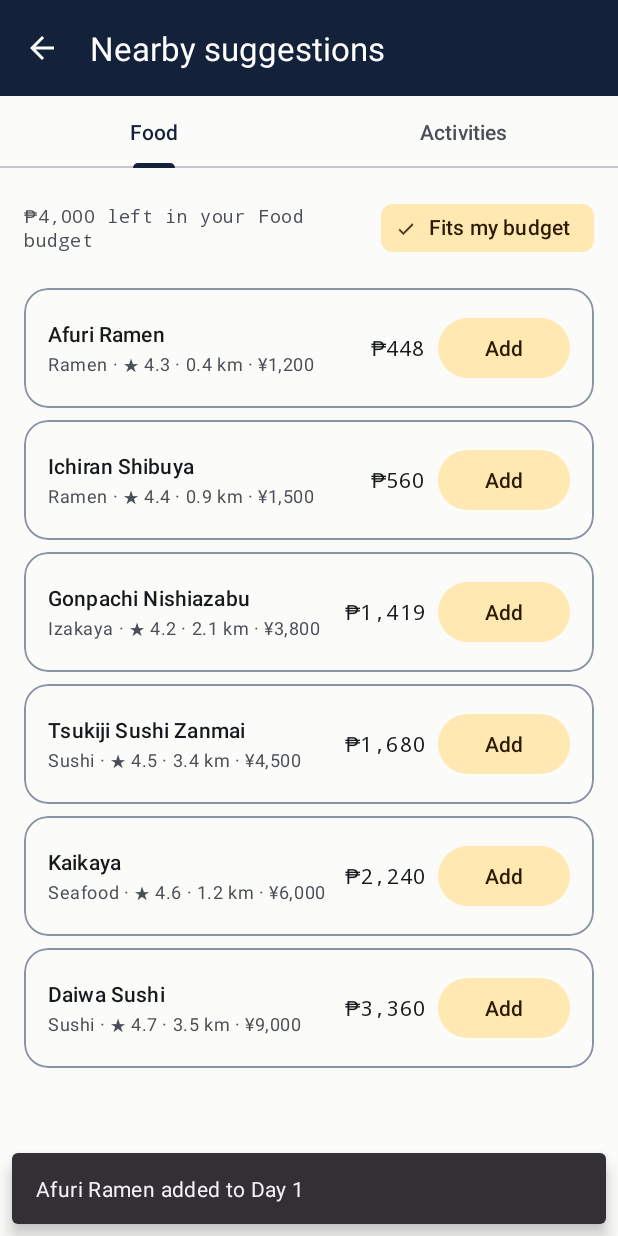
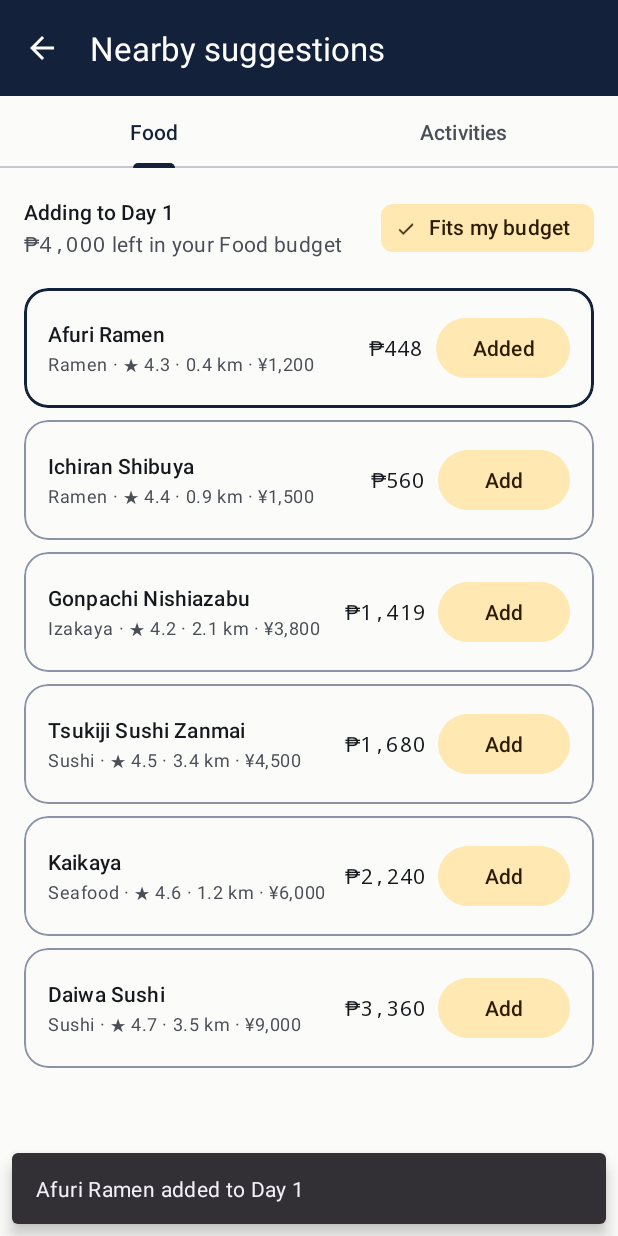
Before and after one commit to Rbndct/TripFit, an Android app: the SuggestionsActivity screen opened directly, with no data from a screen before it, after a tap on "Add", on a phone screen of 412 x 824 dp. Run offline under Robolectric (Android 15) with nearby library versions, the phone set to English and light mode, and no system bars; our stand-ins replace Room's generated code.

Commit message:
fix(ui): suggestions critique pass
The seed trip's Food budget is overspent, so the screen opened empty
with no way forward; the empty state now offers 'Show all places'.
Overspent budgets read 'used up' instead of 'P0 left', and only the
amount is monospace. Add shows 'Adding...' then 'Added' with the
selected outline so duplicate stops cannot be created, carries a spoken
label naming the place and day, and failures say which place failed. A
'Adding to Day N' line shows where picks land, over-budget picks are
marked when the filter is off, and the tab and added names survive
rotation.

```diff
--- a/app/src/main/java/com/itismob/s01/group01/tripfit/SuggestionsActivity.java
+++ b/app/src/main/java/com/itismob/s01/group01/tripfit/SuggestionsActivity.java
@@ -1,6 +1,9 @@
 package com.itismob.s01.group01.tripfit;
 
 import android.os.Bundle;
+import android.text.Spannable;
+import android.text.SpannableString;
+import android.text.style.TypefaceSpan;
 import android.view.View;
 import android.widget.TextView;
 
@@ -22,7 +25,9 @@ import com.itismob.s01.group01.tripfit.ui.RowAdapter;
 import com.itismob.s01.group01.tripfit.ui.UiRow;
 
 import java.util.ArrayList;
+import java.util.HashSet;
 import java.util.List;
+import java.util.Set;
 
 /**
  * Budget-aware nearby food and activities. Prices convert to the home currency, and the
@@ -32,6 +37,8 @@ public class SuggestionsActivity extends ScreenActivity {
 
     public static final String EXTRA_DAY = "extra_day";
     private static final int TAB_FOOD = 0;
+    private static final String STATE_TAB = "state_tab";
+    private static final String STATE_ADDED = "state_added";
 
     private final PrototypeStore store = PrototypeStore.get();
     private final RowAdapter adapter = new RowAdapter();
@@ -39,6 +46,10 @@ public class SuggestionsActivity extends ScreenActivity {
     private TabLayout tabs;
     private Chip fitsBudget;
     private int targetDay;
+    /** Names already added this session, so a second tap cannot create a duplicate stop. */
+    private final Set<String> added = new HashSet<>();
+    /** Names whose save is in flight; taps on them are ignored until the write returns. */
+    private final Set<String> adding = new HashSet<>();
 
     @Override
     protected void onCreate(@Nullable Bundle savedInstanceState) {
@@ -50,6 +61,10 @@ public class SuggestionsActivity extends ScreenActivity {
         ((RecyclerView) findViewById(R.id.list_suggestions)).setAdapter(adapter);
         tabs = findViewById(R.id.tabs);
         fitsBudget = findViewById(R.id.chip_fits_budget);
+        restoreState(savedInstanceState);
+        ((TextView) findViewById(R.id.text_target_day))
+                .setText(getString(R.string.suggestions_target_day, targetDay));
+        findViewById(R.id.button_show_all).setOnClickListener(v -> fitsBudget.setChecked(false));
         tabs.addOnTabSelectedListener(new TabLayout.OnTabSelectedListener() {
             @Override
             public void onTabSelected(TabLayout.Tab tab) {
@@ -66,6 +81,27 @@ public class SuggestionsActivity extends ScreenActivity {
         render();
     }
 
+    private void restoreState(@Nullable Bundle state) {
+        if (state == null) {
+            return;
+        }
+        ArrayList<String> saved = state.getStringArrayList(STATE_ADDED);
+        if (saved != null) {
+            added.addAll(saved);
+        }
+        TabLayout.Tab tab = tabs.getTabAt(state.getInt(STATE_TAB, TAB_FOOD));
+        if (tab != null) {
+            tab.select();
+        }
+    }
+
+    @Override
+    protected void onSaveInstanceState(Bundle outState) {
+        super.onSaveInstanceState(outState);
+        outState.putInt(STATE_TAB, tabs.getSelectedTabPosition());
+        outState.putStringArrayList(STATE_ADDED, new ArrayList<>(added));
+    }
+
     private void render() {
         boolean food = tabs.getSelectedTabPosition() == TAB_FOOD;
         Category category = food ? Category.FOOD : Category.ACTIVITIES;
@@ -77,11 +113,8 @@ public class SuggestionsActivity extends ScreenActivity {
         double remaining = BudgetMath.remaining(limit, spent);
 
         TextView hint = findViewById(R.id.text_budget_hint);
-        hint.setText(limit > 0
-                ? getString(R.string.suggestions_budget_hint,
-                        CurrencyMock.format(Math.max(0, remaining), home),
-                        Labels.category(this, category))
-                : "");
+        hint.setVisibility(limit > 0 ? View.VISIBLE : View.GONE);
+        hint.setText(budgetHint(category, limit, remaining, home));
 
         List<UiRow> rows = new ArrayList<>();
         for (MockPlace place : food ? MockData.food() : MockData.activities()) {
@@ -90,29 +123,65 @@ public class SuggestionsActivity extends ScreenActivity {
             if (fitsBudget.isChecked() && !fits) {
                 continue;
             }
-            rows.add(toRow(place, priceHome, home, local));
+            rows.add(toRow(place, priceHome, fits, home, local));
         }
         adapter.submit(rows);
-        findViewById(R.id.text_empty).setVisibility(rows.isEmpty() ? View.VISIBLE : View.GONE);
+        findViewById(R.id.group_empty).setVisibility(rows.isEmpty() ? View.VISIBLE : View.GONE);
     }
 
-    private UiRow toRow(MockPlace place, double priceHome, String home, String local) {
-        String subtitle = getString(R.string.suggestion_subtitle, place.getKind(),
+    /** Remaining-budget sentence; the amount is data, so only it is set in monospace. */
+    private CharSequence budgetHint(Category category, double limit, double remaining, String home) {
+        if (limit <= 0) {
+            return "";
+        }
+        String label = Labels.category(this, category);
+        if (remaining <= 0) {
+            return getString(R.string.suggestions_budget_used_up, label);
+        }
+        String amount = CurrencyMock.format(remaining, home);
+        SpannableString text = new SpannableString(
+                getString(R.string.suggestions_budget_hint, amount, label));
+        int start = text.toString().indexOf(amount);
+        if (start >= 0) {
+            text.setSpan(new TypefaceSpan("monospace"), start, start + amount.length(),
+                    Spannable.SPAN_EXCLUSIVE_EXCLUSIVE);
+        }
+        return text;
+    }
+
+    private UiRow toRow(MockPlace place, double priceHome, boolean fits, String home, String local) {
+        String name = place.getName();
+        boolean isAdded = added.contains(name);
+        boolean isAdding = adding.contains(name);
+        String subtitle = getString(fits ? R.string.suggestion_subtitle
+                        : R.string.suggestion_subtitle_over, place.getKind(),
                 place.getRating(), place.getDistanceKm(),
                 CurrencyMock.format(place.getPriceLocal(), local));
-        return UiRow.withAction(place.getName(), subtitle,
-                CurrencyMock.format(priceHome, home), getString(R.string.action_add),
-                () -> addToItinerary(place));
+        String label = getString(isAdded ? R.string.action_added
+                : isAdding ? R.string.discover_adding : R.string.action_add);
+        String actionDesc = isAdded ? getString(R.string.suggestion_added, name, targetDay)
+                : getString(R.string.suggestion_add_cd, name, targetDay);
+        Runnable onAdd = isAdded || isAdding ? null : () -> addToItinerary(place);
+        return UiRow.withAction(name, subtitle, CurrencyMock.format(priceHome, home), label, onAdd)
+                .withAccessibility(actionDesc, null)
+                .withSelected(isAdded);
     }
 
     private void addToItinerary(MockPlace place) {
-        repository.addItineraryItem(tripId, place.getName(), targetDay, null, null, false,
-                result -> {
-                    if (result.isSuccess()) {
-                        toast(getString(R.string.suggestion_added, place.getName(), targetDay));
-                    } else {
-                        toast(R.string.error_save_failed);
-                    }
-                });
+        String name = place.getName();
+        if (added.contains(name) || !adding.add(name)) {
+            return;
+        }
+        render();
+        repository.addItineraryItem(tripId, name, targetDay, null, null, false, result -> {
+            adding.remove(name);
+            if (result.isSuccess()) {
+                added.add(name);
+                toast(getString(R.string.suggestion_added, name, targetDay));
+            } else {
+                toast(getString(R.string.suggestion_add_failed, name));
+            }
+            render();
+        });
     }
 }
--- a/app/src/main/res/layout/activity_suggestions.xml
+++ b/app/src/main/res/layout/activity_suggestions.xml
@@ -34,15 +34,31 @@
         android:orientation="horizontal"
         android:padding="@dimen/space_md">
 
+        <LinearLayout
+            android:layout_width="0dp"
+            android:layout_height="wrap_content"
+            android:layout_marginEnd="@dimen/space_sm"
+            android:layout_weight="1"
+            android:orientation="vertical">
+
+            <TextView
+                android:id="@+id/text_target_day"
+                android:layout_width="match_parent"
+                android:layout_height="wrap_content"
+                android:textAppearance="?attr/textAppearanceLabelLarge"
+                android:textColor="?attr/colorOnSurface"
+                tools:text="Adding to Day 2" />
+
             <TextView
                 android:id="@+id/text_budget_hint"
-            android:layout_width="0dp"
+                android:layout_width="match_parent"
                 android:layout_height="wrap_content"
-            android:layout_weight="1"
-            android:fontFamily="monospace"
-            android:textAppearance="?attr/textAppearanceBodySmall"
+                android:layout_marginTop="2dp"
+                android:textAppearance="?attr/textAppearanceBodyMedium"
                 android:textColor="?attr/colorOnSurfaceVariant"
                 tools:text="₱1,200 left in your Food budget" />
+
+        </LinearLayout>
 
         <com.google.android.material.chip.Chip
             android:id="@+id/chip_fits_budget"
@@ -54,15 +70,33 @@
 
     </LinearLayout>
 
+    <LinearLayout
+        android:id="@+id/group_empty"
+        android:layout_width="match_parent"
+        android:layout_height="wrap_content"
+        android:orientation="vertical"
+        android:paddingHorizontal="@dimen/space_md"
+        android:paddingTop="@dimen/space_sm"
+        android:visibility="gone">
+
         <TextView
             android:id="@+id/text_empty"
             android:layout_width="match_parent"
             android:layout_height="wrap_content"
-        android:padding="@dimen/space_md"
             android:text="@string/suggestions_empty"
             android:textAppearance="?attr/textAppearanceBodyMedium"
-        android:textColor="?attr/colorOnSurfaceVariant"
-        android:visibility="gone" />
+            android:textColor="?attr/colorOnSurfaceVariant" />
+
+        <com.google.android.material.button.MaterialButton
+            android:id="@+id/button_show_all"
+            style="@style/Widget.Material3.Button.TonalButton"
+            android:layout_width="wrap_content"
+            android:layout_height="wrap_content"
+            android:layout_marginTop="@dimen/space_sm"
+            android:minHeight="48dp"
+            android:text="@string/suggestions_show_all" />
+
+    </LinearLayout>
 
     <androidx.recyclerview.widget.RecyclerView
         android:id="@+id/list_suggestions"
--- a/app/src/main/res/values/strings_prototype.xml
+++ b/app/src/main/res/values/strings_prototype.xml
@@ -144,7 +144,13 @@
     <string name="filter_fits_budget">Fits my budget</string>
     <string name="suggestion_subtitle">%1$s · ★ %2$.1f · %3$.1f km · %4$s</string>
     <string name="suggestions_budget_hint">%1$s left in your %2$s budget</string>
-    <string name="suggestions_empty">Nothing fits your remaining budget. Try turning off the filter.</string>
+    <string name="suggestions_empty">Nothing fits your remaining budget right now.</string>
+    <string name="suggestions_show_all">Show all places</string>
+    <string name="suggestions_budget_used_up">Your %1$s budget is used up</string>
+    <string name="suggestions_target_day">Adding to Day %1$d</string>
+    <string name="suggestion_subtitle_over">%1$s · ★ %2$.1f · %3$.1f km · %4$s · Over budget</string>
+    <string name="suggestion_add_cd">Add %1$s to Day %2$d</string>
+    <string name="suggestion_add_failed">Could not add %1$s. Try again.</string>
     <string name="suggestion_added">%1$s added to Day %2$d</string>
 
     <!-- Discover -->
```
Also changed, not shown: 1 other file. Lines whose indentation alone changed are shown as unchanged.
